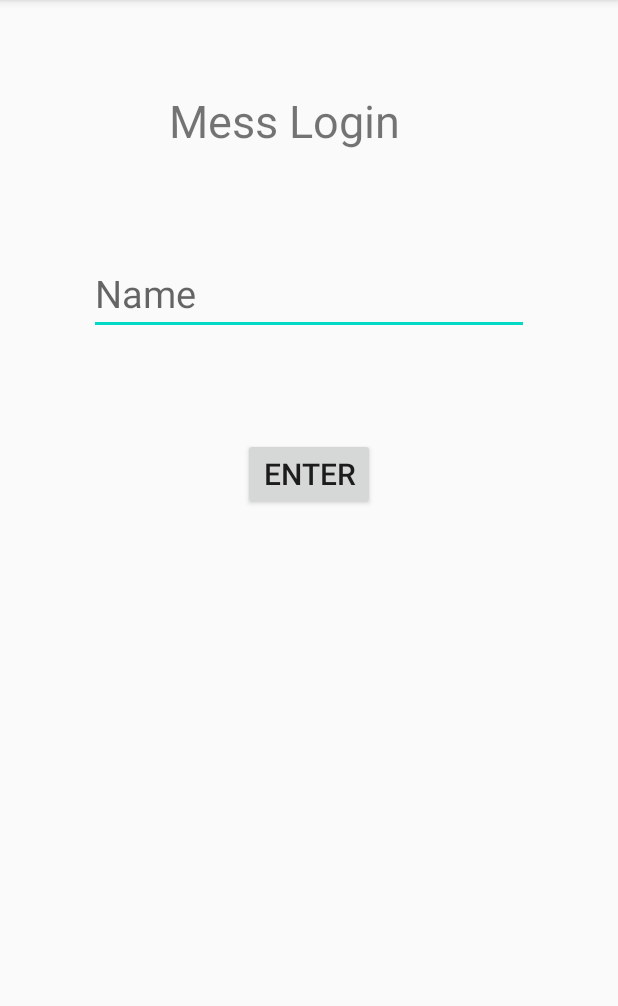
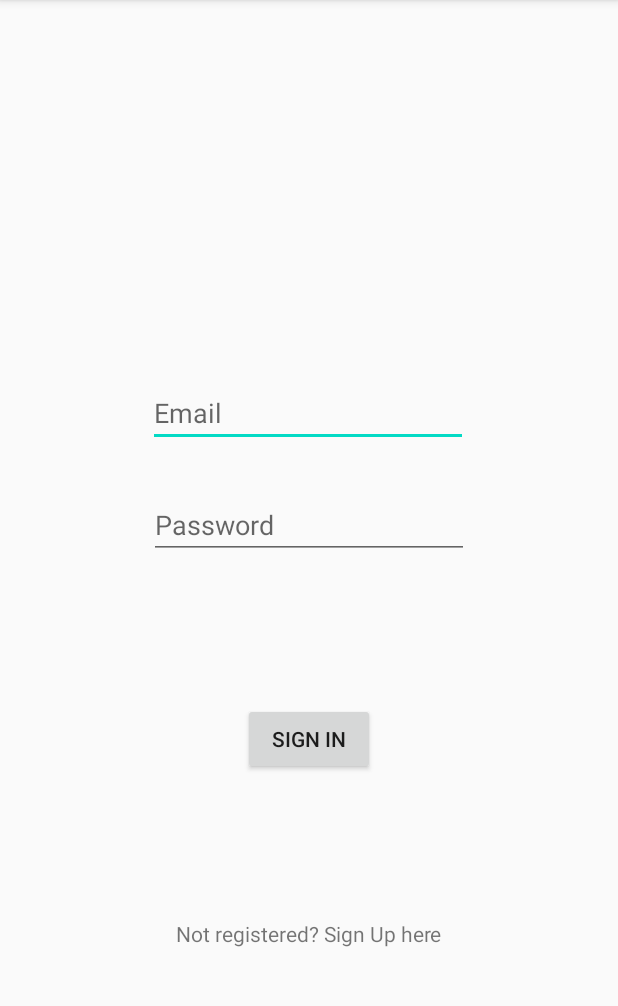
Before and after one commit to BhaviD/MyMess, an Android app: the screen it shows after launch (MainActivity), on a phone screen of 412 x 824 dp, the part 84-1090 px from its top. Run offline under Robolectric (Android 15) with nearby library versions, the phone set to English and light mode, and no system bars; our stand-ins replace Firebase (no records; nobody signed in at launch, a user with empty details on screens opened directly).

Commit message:
SignUp and LogIn Functionalities working

```diff
--- a/app/src/main/java/com/example/mymess/MainActivity.java
+++ b/app/src/main/java/com/example/mymess/MainActivity.java
@@ -1,32 +1,105 @@
 package com.example.mymess;
 
+import androidx.annotation.NonNull;
 import androidx.appcompat.app.AppCompatActivity;
+import androidx.appcompat.widget.Toolbar;
 
 import android.content.Intent;
 import android.os.Bundle;
 import android.view.View;
 import android.widget.Button;
 import android.widget.EditText;
+import android.widget.TextView;
+import android.widget.Toast;
+
+import com.google.android.gms.tasks.OnCompleteListener;
+import com.google.android.gms.tasks.Task;
+import com.google.firebase.auth.AuthResult;
+import com.google.firebase.auth.FirebaseAuth;
+import com.google.firebase.auth.FirebaseUser;
 
 public class MainActivity extends AppCompatActivity {
+    public Toolbar mtoolbar;
+    EditText emailId, password;
+    Button btnSignIn;
+    TextView tvSignUp;
+    FirebaseAuth mFirebaseAuth;
+    private FirebaseAuth.AuthStateListener mAuthStateListener;
 
-    EditText editText;
-    Button btn;
     @Override
     protected void onCreate(Bundle savedInstanceState) {
         super.onCreate(savedInstanceState);
         setContentView(R.layout.activity_main);
-        editText = (EditText) findViewById(R.id.editText);
 
-        btn = (Button) findViewById(R.id.button);
-        btn.setOnClickListener(new View.OnClickListener() {
+        mtoolbar = findViewById(R.id.toolbar);
+        setSupportActionBar(mtoolbar);
+
+        mFirebaseAuth = FirebaseAuth.getInstance();
+        emailId = findViewById(R.id.editText);
+        password = findViewById(R.id.editText2);
+        btnSignIn = findViewById(R.id.button2);
+        tvSignUp = findViewById(R.id.textView);
+
+        mAuthStateListener = new FirebaseAuth.AuthStateListener() {
+            @Override
+            public void onAuthStateChanged(@NonNull FirebaseAuth firebaseAuth) {
+                FirebaseUser mFirebaseUser = mFirebaseAuth.getCurrentUser();
+                if( mFirebaseUser != null ){
+                    Toast.makeText(MainActivity.this,"You are logged in",Toast.LENGTH_SHORT).show();
+                    Intent i = new Intent(MainActivity.this, DayMeal.class);
+                    startActivity(i);
+                }
+                else{
+                    Toast.makeText(MainActivity.this,"Please Login",Toast.LENGTH_SHORT).show();
+                }
+            }
+        };
+
+        btnSignIn.setOnClickListener(new View.OnClickListener() {
             @Override
             public void onClick(View v) {
-                String namevalue = editText.getText().toString();
-                Intent intent = new Intent(MainActivity.this, DayMeal.class);
-                intent.putExtra("NAME", namevalue);
-                startActivity(intent);
+                String email = emailId.getText().toString();
+                String pwd = password.getText().toString();
+                if (email.isEmpty() && pwd.isEmpty()) {
+                    Toast.makeText(MainActivity.this,"Fields Are Empty!",Toast.LENGTH_SHORT).show();
+                }
+                if (email.isEmpty()) {
+                    emailId.setError("Please enter email id");
+                    emailId.requestFocus();
+                }
+                else  if(pwd.isEmpty()) {
+                    password.setError("Please enter your password");
+                    password.requestFocus();
+                }
+                else {
+                    mFirebaseAuth.signInWithEmailAndPassword(email, pwd).addOnCompleteListener(MainActivity.this, new OnCompleteListener<AuthResult>() {
+                        @Override
+                        public void onComplete(@NonNull Task<AuthResult> task) {
+                            if(!task.isSuccessful()) {
+                                Toast.makeText(MainActivity.this,"Login Error, Please Login Again",Toast.LENGTH_SHORT).show();
+                            }
+                            else {
+                                Intent intToHome = new Intent(MainActivity.this, DayMeal.class);
+                                startActivity(intToHome);
+                            }
+                        }
+                    });
+                }
+            }
+        });
+
+        tvSignUp.setOnClickListener(new View.OnClickListener() {
+            @Override
+            public void onClick(View v) {
+                Intent intSignUp = new Intent(MainActivity.this, RegisterActivity.class);
+                startActivity(intSignUp);
             }
         });
     }
+
+    @Override
+    protected void onStart() {
+        super.onStart();
+        mFirebaseAuth.addAuthStateListener(mAuthStateListener);
+    }
 }
--- a/app/src/main/res/layout/activity_day_meal.xml
+++ b/app/src/main/res/layout/activity_day_meal.xml
@@ -5,6 +5,8 @@
     android:layout_width="match_parent"
     android:layout_height="match_parent"
     tools:context=".DayMeal">
+
+    <include layout="@layout/toolbar_layout"/>
 
     <TextView
         android:id="@+id/headingLabel"
--- a/app/src/main/res/layout/activity_main.xml
+++ b/app/src/main/res/layout/activity_main.xml
@@ -1,44 +1,73 @@
 <?xml version="1.0" encoding="utf-8"?>
-<androidx.constraintlayout.widget.ConstraintLayout xmlns:android="http://schemas.android.com/apk/res/android"
+<androidx.constraintlayout.widget.ConstraintLayout
+    xmlns:android="http://schemas.android.com/apk/res/android"
     xmlns:app="http://schemas.android.com/apk/res-auto"
     xmlns:tools="http://schemas.android.com/tools"
     android:layout_width="match_parent"
     android:layout_height="match_parent"
     tools:context=".MainActivity">
 
-    <TextView
-        android:id="@+id/textView"
-        android:layout_width="187dp"
-        android:layout_height="51dp"
-        android:layout_marginTop="60dp"
-        android:text="Mess Login"
-        android:textSize="30dp"
+    <include layout="@layout/toolbar_layout"/>
+
+    <EditText
+        android:id="@+id/editText"
+        android:layout_width="wrap_content"
+        android:layout_height="wrap_content"
+        android:layout_marginBottom="313dp"
+        android:layout_marginEnd="85dp"
+        android:layout_marginRight="85dp"
+        android:layout_marginStart="84dp"
+        android:layout_marginLeft="84dp"
+        android:layout_marginTop="152dp"
+        android:ems="10"
+        android:hint="Email"
+        android:inputType="textEmailAddress"
+        app:layout_constraintBottom_toBottomOf="parent"
         app:layout_constraintEnd_toEndOf="parent"
         app:layout_constraintStart_toStartOf="parent"
         app:layout_constraintTop_toTopOf="parent" />
 
     <EditText
-        android:id="@+id/editText"
+        android:id="@+id/editText2"
         android:layout_width="wrap_content"
         android:layout_height="wrap_content"
-        android:layout_marginTop="168dp"
+        android:layout_marginBottom="8dp"
+        android:layout_marginEnd="85dp"
+        android:layout_marginStart="85dp"
+        android:layout_marginTop="8dp"
         android:ems="10"
-        android:hint="Name"
-        android:inputType="textPersonName"
-        android:textSize="25dp"
+        android:hint="Password"
+        android:inputType="textPassword"
+        app:layout_constraintBottom_toBottomOf="parent"
         app:layout_constraintEnd_toEndOf="parent"
         app:layout_constraintStart_toStartOf="parent"
-        app:layout_constraintTop_toTopOf="parent" />
+        app:layout_constraintTop_toBottomOf="@+id/editText"
+        app:layout_constraintVertical_bias="0.052" />
+
+    <TextView
+        android:id="@+id/textView"
+        android:layout_width="wrap_content"
+        android:layout_height="wrap_content"
+        android:layout_marginBottom="136dp"
+        android:layout_marginEnd="163dp"
+        android:layout_marginStart="163dp"
+        android:text="Not registered? Sign Up here"
+        app:layout_constraintBottom_toBottomOf="parent"
+        app:layout_constraintEnd_toEndOf="parent"
+        app:layout_constraintStart_toStartOf="parent" />
 
     <Button
-        android:id="@+id/button"
+        android:id="@+id/button2"
         android:layout_width="wrap_content"
         android:layout_height="wrap_content"
-        android:layout_marginTop="292dp"
-        android:text="Enter"
-        android:textSize="20dp"
+        android:layout_marginBottom="8dp"
+        android:layout_marginEnd="8dp"
+        android:layout_marginStart="8dp"
+        android:layout_marginTop="8dp"
+        android:text="Sign In"
+        app:layout_constraintBottom_toTopOf="@+id/textView"
         app:layout_constraintEnd_toEndOf="parent"
         app:layout_constraintStart_toStartOf="parent"
-        app:layout_constraintTop_toTopOf="parent" />
+        app:layout_constraintTop_toBottomOf="@+id/editText2" />
 
 </androidx.constraintlayout.widget.ConstraintLayout>
--- a/app/src/main/res/layout/activity_show_preferences.xml
+++ b/app/src/main/res/layout/activity_show_preferences.xml
@@ -5,6 +5,8 @@
     android:layout_width="match_parent"
     android:layout_height="match_parent"
     tools:context=".ShowPreferences">
+
+    <include layout="@layout/toolbar_layout"/>
 
     <TextView
         android:id="@+id/headingLabel"
--- /dev/null
+++ b/app/src/main/res/layout/toolbar_layout.xml
@@ -0,0 +1,10 @@
+<?xml version="1.0" encoding="utf-8"?>
+<androidx.appcompat.widget.Toolbar xmlns:android="http://schemas.android.com/apk/res/android"
+    android:layout_width="match_parent"
+    android:layout_height="?attr/actionBarSize"
+    android:background="?attr/colorPrimary"
+    android:elevation="4dp"
+    android:id="@+id/toolbar"
+    android:theme="@style/ThemeOverlay.AppCompat.Dark.ActionBar">
+
+</androidx.appcompat.widget.Toolbar>
--- a/app/src/main/res/values/strings.xml
+++ b/app/src/main/res/values/strings.xml
@@ -1,5 +1,6 @@
 <resources>
     <string name="app_name">MyMess</string>
+    <string name="logout">logout</string>
     <string-array name="days">
         <item>DAY</item>
         <item>Monday</item>
--- a/app/src/main/res/values/styles.xml
+++ b/app/src/main/res/values/styles.xml
@@ -1,7 +1,7 @@
 <resources>
 
     <!-- Base application theme. -->
-    <style name="AppTheme" parent="Theme.AppCompat.Light.DarkActionBar">
+    <style name="AppTheme" parent="Theme.AppCompat.Light.NoActionBar">
         <!-- Customize your theme here. -->
         <item name="colorPrimary">@color/colorPrimary</item>
         <item name="colorPrimaryDark">@color/colorPrimaryDark</item>
```
Also changed, not shown: app/build.gradle (+9 -3 lines), app/src/main/AndroidManifest.xml (+4 -3 lines), app/src/main/java/com/example/mymess/DayMeal.java (+7 -1 lines), app/src/main/java/com/example/mymess/OptionsMenuActivity.java (added, +37 -0 lines), app/src/main/java/com/example/mymess/RegisterActivity.java (added, +101 -0 lines), app/src/main/java/com/example/mymess/SelectPreferences.java (+6 -1 lines), app/src/main/java/com/example/mymess/ShowPreferences.java (+6 -1 lines), app/src/main/java/com/example/mymess/User.java (added, +33 -0 lines), app/src/main/res/layout/activity_register.xml (added, +88 -0 lines), app/src/main/res/layout/activity_select_preferences.xml (+6 -4 lines), app/src/main/res/menu/main_menu.xml (added, +9 -0 lines), build.gradle (+3 -8 lines), 2 other files.
